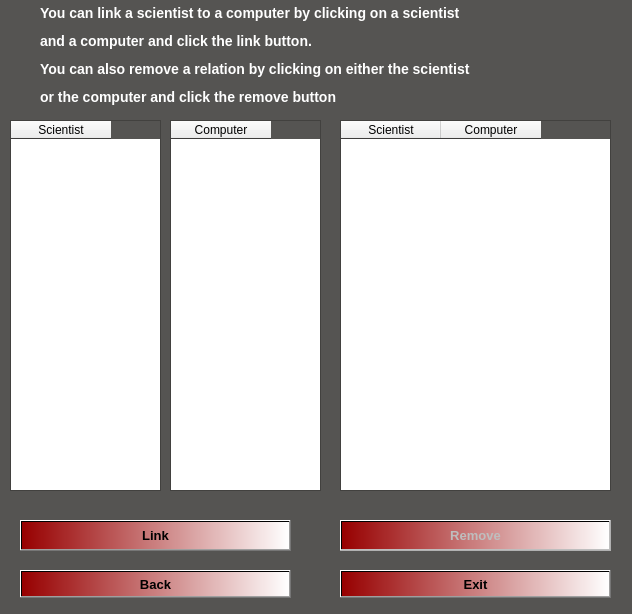
Above: EndurvinnslustöðATeam/Skil3/Ui/linktogether.ui from trunti/verklegtn-m before the change. Below: the same form after it.
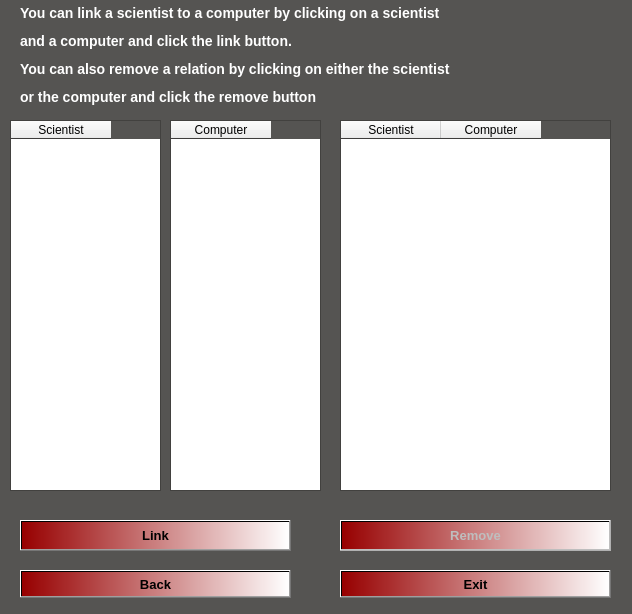
That is the form after the change. Icons and pictures are not drawn.

The edit to the form file:
```diff
--- a/EndurvinnslustöðATeam/Skil3/Ui/linktogether.ui
+++ b/EndurvinnslustöðATeam/Skil3/Ui/linktogether.ui
@@ -185,9 +185,9 @@
   <widget class="QLabel" name="label">
    <property name="geometry">
     <rect>
-     <x>40</x>
+     <x>20</x>
      <y>0</y>
-     <width>591</width>
+     <width>601</width>
      <height>111</height>
     </rect>
    </property>
```
